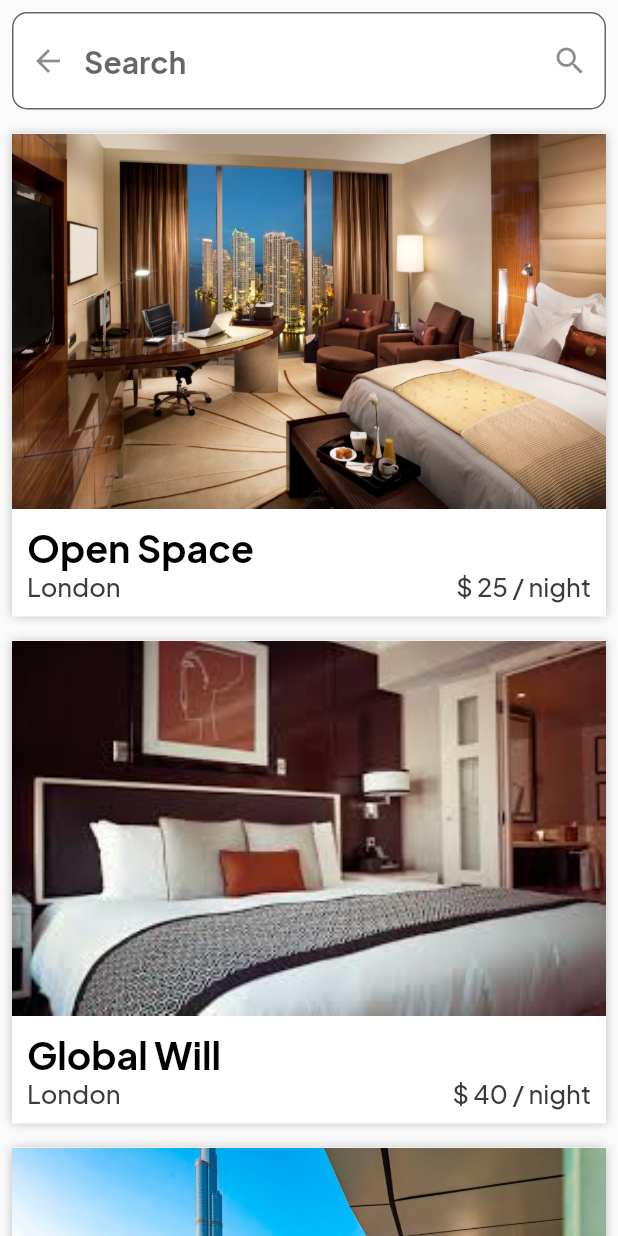
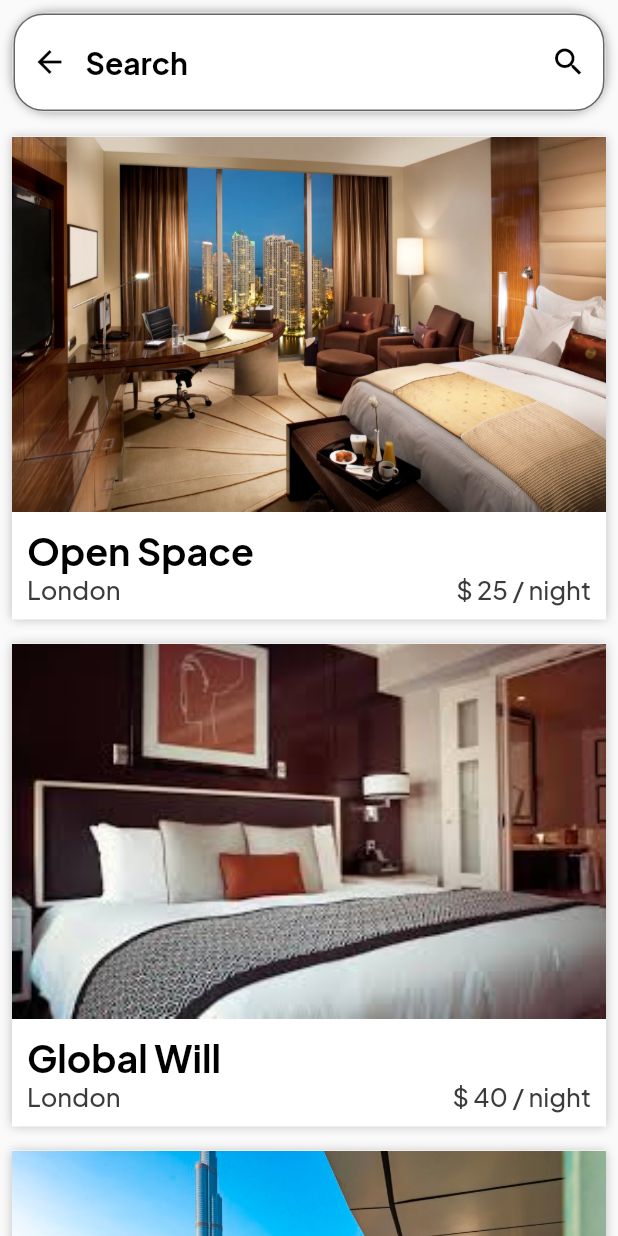
Before and after one commit to 7am3laa/Booking-Tickets-System, a Flutter app: the SearchHotelPage screen opened directly, on a phone screen of 412 x 824 dp. Run offline on Flutter 3.47's test engine with Material 3 defaults, Android fonts, the phone set to English and light mode, and no system bars; our stand-ins replace bloc, dio, flutter_bloc, gap, sqflite; accounts and stored records are empty.

Commit message:
fix all bugs

```diff
--- a/lib/Screens/mainscreen.dart
+++ b/lib/Screens/mainscreen.dart
@@ -32,7 +32,7 @@ class _MainScreenState extends State<MainScreen> {
     _bodyScreens = [
       HomeScreen(ticketList: widget.ticketList),
       SearchScreen(ticketList: widget.ticketList!),
-      TicketsScreen(),
+      const TicketsScreen(),
       const ProfileScreen(),
     ];
   }
--- a/lib/Screens/searchscreen.dart
+++ b/lib/Screens/searchscreen.dart
@@ -7,8 +7,9 @@ import 'package:projectf/API/flightModel.dart';
 import 'package:projectf/Cubits/Manage-ticketScreen-Cubit/manage_Ticket_screen_State.dart';
 import 'package:projectf/Cubits/Manage-ticketScreen-Cubit/ticketscreen_cubit.dart';
 import 'package:projectf/Widgets/CustomsForAuth/button.dart';
-import 'package:projectf/Widgets/search/flight.dart';
-import 'package:projectf/Widgets/search/hotelsearch.dart';
+import 'package:projectf/Widgets/searchWidegts/search/flight.dart';
+import 'package:projectf/Widgets/searchWidegts/search/hotelsearch.dart';
+
 import 'package:projectf/constant.dart';
 
 class SearchScreen extends StatelessWidget {
--- a/lib/Screens/ticketsscreen.dart
+++ b/lib/Screens/ticketsscreen.dart
@@ -362,6 +362,9 @@ class TicketsScreen extends StatelessWidget {
 }
 
 void _showDialog(BuildContext context, Function() onTap) {
+  ThemeData theme = Theme.of(context);
+  Color color =
+      theme.brightness == Brightness.dark ? Colors.white : Colors.black;
   showDialog(
     context: context,
     builder: (BuildContext context) {
@@ -372,7 +375,7 @@ void _showDialog(BuildContext context, Function() onTap) {
         ),
         content: Text(
           'Are you sure you want to delete this Ticket?',
-          style: Styles.headlineStyle2,
+          style: Styles.headlineStyle2.copyWith(color: color),
         ),
         actions: [
           Button(
--- a/lib/Widgets/CustomsForAuth/edit.dart
+++ b/lib/Widgets/CustomsForAuth/edit.dart
@@ -11,6 +11,7 @@ class EditInfo extends StatelessWidget {
   final Function(String) onChanged;
   final bool isobscureText;
   final bool enabled;
+    final TextInputType keyboardType;
 
   EditInfo({
     super.key,
@@ -18,7 +19,7 @@ class EditInfo extends StatelessWidget {
     required this.text,
     required this.onChanged,
     required this.isobscureText,
-    required this.enabled,
+    required this.enabled, required this.keyboardType,
   });
 
   final Users users = Users();
@@ -43,6 +44,7 @@ class EditInfo extends StatelessWidget {
         ),
         const Gap(5),
         TextField(
+          keyboardType: keyboardType,
           enabled: enabled,
           style: const TextStyle(fontSize: 20),
           controller: controller,
--- a/lib/Widgets/search/hotelsearch.dart
+++ b/lib/Widgets/searchWidegts/search/hotelsearch.dart
@@ -31,7 +31,23 @@ class SearchPageContent extends StatelessWidget {
       children: [
         Padding(
           padding: const EdgeInsets.all(8.0),
+          child: Container(
+            decoration: BoxDecoration(
+              borderRadius: BorderRadius.circular(25),
+              color: Colors.grey.shade300,
+              border: Border.all(color: Colors.grey.shade300),
+              boxShadow: const [
+                BoxShadow(
+                  color: Colors.grey,
+                  blurRadius: 5,
+                ),
+              ],
+            ),
             child: TextField(
+              style: Styles.headlineStyle1.copyWith(
+                fontSize: 20,
+                color: Colors.black,
+              ),
               decoration: InputDecoration(
                 prefixIcon: InkWell(
                   onTap: () {
@@ -39,22 +55,28 @@ class SearchPageContent extends StatelessWidget {
                   },
                   child: const Icon(
                     Icons.arrow_back,
+                    color: Colors.black,
                   ),
                 ),
                 suffixIcon: const Icon(
                   Icons.search,
+                  color: Colors.black,
                 ),
                 hintText: 'Search',
-              hintStyle: Styles.headlineStyle1.copyWith(fontSize: 20),
+                hintStyle: Styles.headlineStyle1.copyWith(
+                  fontSize: 20,
+                  color: Colors.black,
+                ),
                 fillColor: Colors.white,
                 filled: true,
                 border: OutlineInputBorder(
-                borderRadius: BorderRadius.circular(10),
+                  borderRadius: BorderRadius.circular(20),
                 ),
               ),
               onChanged: (value) {
                 context.read<HotelSearchCubit>().search(value);
               },
+            ),
           ),
         ),
         Expanded(
--- a/lib/main.dart
+++ b/lib/main.dart
@@ -39,7 +39,7 @@ class MyApp extends StatelessWidget {
               LoginScreen.id: (context) => LoginScreen(),
               MainScreen.id: (context) => MainScreen(),
               RegisterScreen.id: (context) => RegisterScreen(),
-              ProfileScreen.id: (context) => const ProfileScreen(),
+              ProfileScreen.id: (context) =>  const ProfileScreen(),
             },
           );
         },
```
Also changed, not shown: lib/Cubits/User-cubit/user-cubit.dart (+7 -14 lines), lib/Screens/profilescreen.dart (+111 -50 lines), lib/Screens/signupscreen.dart (+6 -1 lines), lib/Widgets/searchWidegts/search/flight.dart (renamed from lib/Widgets/search/flight.dart, +24 -2 lines). Lines whose indentation alone changed are shown as unchanged.
